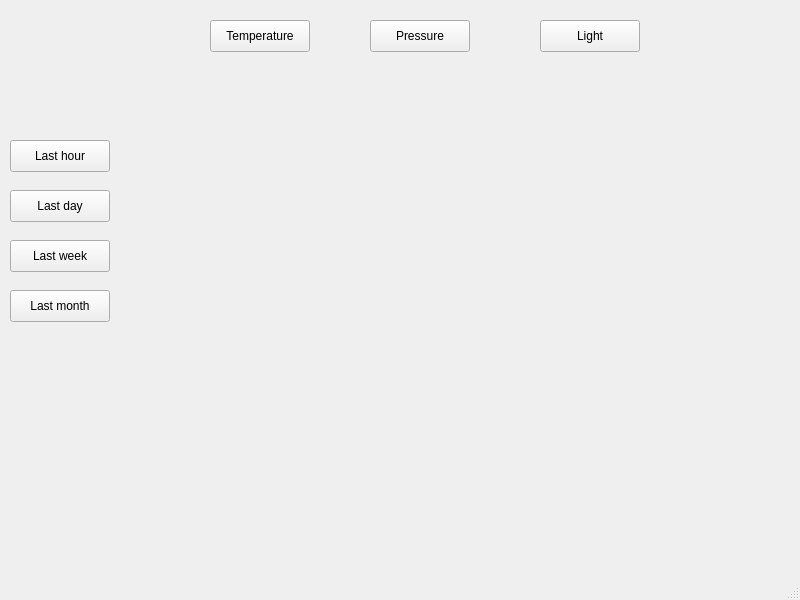
Before: the Qt Designer form mainwindow.ui in RobertZubek/FlatMonitor, drawn with Qt 5.
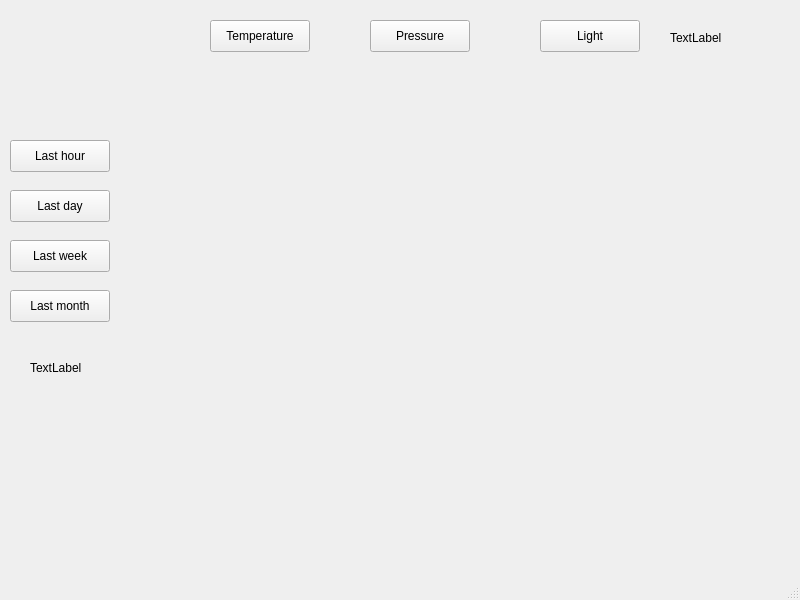
After: the same form once the commit is applied.

Patch:
```diff
--- a/mainwindow.ui
+++ b/mainwindow.ui
@@ -105,6 +105,32 @@
      <string>Last month</string>
     </property>
    </widget>
+   <widget class="QLabel" name="stateText">
+    <property name="geometry">
+     <rect>
+      <x>670</x>
+      <y>30</y>
+      <width>58</width>
+      <height>16</height>
+     </rect>
+    </property>
+    <property name="text">
+     <string>TextLabel</string>
+    </property>
+   </widget>
+   <widget class="QLabel" name="rangeText">
+    <property name="geometry">
+     <rect>
+      <x>30</x>
+      <y>360</y>
+      <width>58</width>
+      <height>16</height>
+     </rect>
+    </property>
+    <property name="text">
+     <string>TextLabel</string>
+    </property>
+   </widget>
   </widget>
   <widget class="QMenuBar" name="menubar">
    <property name="geometry">
```
